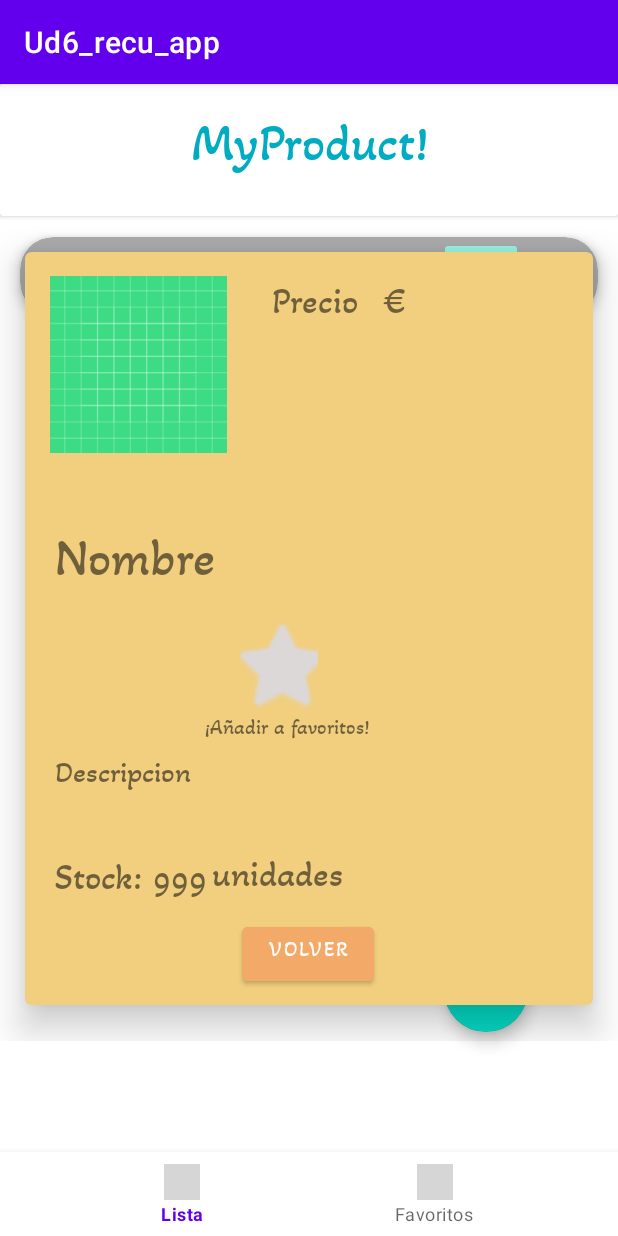
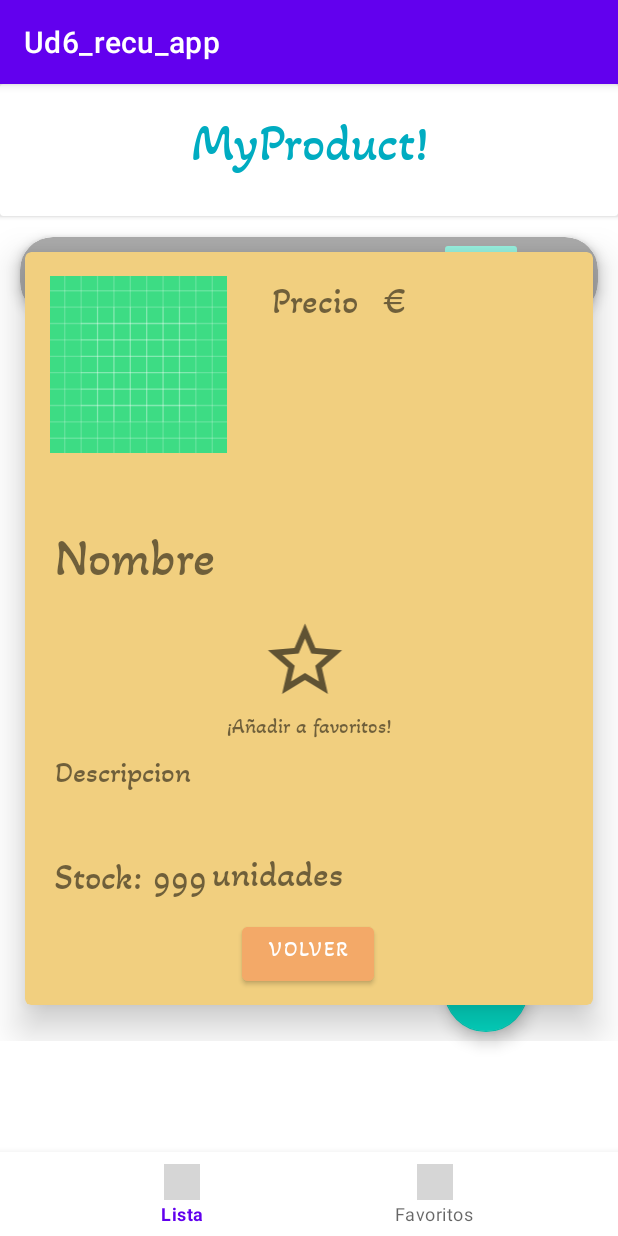
Before and after one commit to canitopai/UD6_App, an Android app: the fragment ProductDetailFragment placed in its activity, on a phone screen of 412 x 824 dp. Run offline under Robolectric (Android 15) with nearby library versions, the phone set to English and light mode, and no system bars; our stand-ins replace Picasso, Room's generated code, navigation-ui; pictures from the network do not load; Roboto replaces fonts that are not available here; 3 statements that could not run were skipped; grey boxes are pictures that could not be loaded.

```diff
--- a/app/src/main/java/com/canitopai/ud6_recu_app/data/database/ProductDAO.kt
+++ b/app/src/main/java/com/canitopai/ud6_recu_app/data/database/ProductDAO.kt
@@ -16,6 +16,8 @@ interface ProductDAO {
  fun delete(product: ProductModel)
  @Query("DELETE FROM Product WHERE Product.name = :productName")
  fun deleteProd(productName: String)
+ @Query("SELECT EXISTS (SELECT 1 FROM Product WHERE Product.name = :productName)")
+ fun exists(productName: String): Boolean
  //@Query("SELECT COUNT(id) FROM Product")
  //fun checkIfEmpty()
 }
--- a/app/src/main/java/com/canitopai/ud6_recu_app/ui/ProductAdapter.kt
+++ b/app/src/main/java/com/canitopai/ud6_recu_app/ui/ProductAdapter.kt
@@ -36,7 +36,7 @@ class ProductAdapter(private val onProductClicked: (ProductItem) -> Unit) :
 
     override fun onBindViewHolder(holder: ViewHolder, position: Int) {
         val prod = getItem(position)
-        if (prod.stock <= 5){
+        if (prod.stock!! <= 5){
             holder.binding.tvWarn.visibility = View.VISIBLE
         }
         holder.binding.tvName.text = prod.name
--- a/app/src/main/java/com/canitopai/ud6_recu_app/ui/ProductDetailFragment.kt
+++ b/app/src/main/java/com/canitopai/ud6_recu_app/ui/ProductDetailFragment.kt
@@ -40,6 +40,7 @@ class ProductDetailFragment : Fragment() {
     override fun onViewCreated(view: View, savedInstanceState: Bundle?) {
         super.onViewCreated(view, savedInstanceState)
         requestData()
+        refreshData()
         binding.btnBack.setOnClickListener {
             val action = ProductDetailFragmentDirections.actionProductDetailFragmentToProductListFragment()
            findNavController().navigate(action)
@@ -50,7 +51,17 @@ class ProductDetailFragment : Fragment() {
     override fun onCreate(savedInstanceState: Bundle?) {
         super.onCreate(savedInstanceState)
     }
+    private fun refreshData(){
+        val exists = db.productDao().exists(binding.tvDtName.text.toString())
+        if(exists == true){
+            binding.btnAddFavo.setImageResource(R.drawable.ic_baseline_star_24)
+        }else{
+            binding.btnAddFavo.setImageResource(R.drawable.ic_baseline_star_border_24)
+        }
+    }
+    private fun ifExist(){
 
+    }
     private fun requestData() {
 
 
@@ -85,9 +96,17 @@ class ProductDetailFragment : Fragment() {
                         null,response.body()?.imageUrl.toString()
                         ,response.body()?.name.toString(),response.body()?.regularPrice.toString().toDouble(),response.body()?.stock.toString().toInt())
 
-                    binding.btnAddFav.setOnClickListener {
-                        db.productDao().add(product)
-                        Toast.makeText(context, "Agregado a Favoritos", Toast.LENGTH_SHORT).show()
+
+                    binding.btnAddFavo.setOnClickListener {
+                        val exists = db.productDao().exists(binding.tvDtName.text.toString())
+                        if(exists == true){
+                            Toast.makeText(context, "Ya existe en favoritos", Toast.LENGTH_SHORT).show()
+                        }else{
+                            db.productDao().add(product)
+                            Toast.makeText(context, "Agregado a Favoritos", Toast.LENGTH_SHORT).show()
+                        }
+
+                        refreshData()
                     }
 
 
@@ -100,6 +119,7 @@ class ProductDetailFragment : Fragment() {
                         .load(response.body()?.imageUrl)
                         .placeholder(R.drawable.ic_launcher_foreground)
                         .into(binding.ivProd)
+                    refreshData()
                     Log.e("Retrofit", "Salió bien")
                 } else {
                     Toast.makeText(context, "400", Toast.LENGTH_SHORT).show()
--- a/app/src/main/java/com/canitopai/ud6_recu_app/ui/ProductFavFragment.kt
+++ b/app/src/main/java/com/canitopai/ud6_recu_app/ui/ProductFavFragment.kt
@@ -34,7 +34,7 @@ class ProductFavFragment : Fragment() {
         get() = _binding!!
 
     private val adapter = ProductAdapter {
-        db.productDao().deleteProd(it.name)
+        it.name?.let { it1 -> db.productDao().deleteProd(it1) }
         //val action = ProductFavFragmentDirections.actionProductFavFragment2ToProductDetailFragment(
           //  it.id
         //)
--- a/app/src/main/java/com/canitopai/ud6_recu_app/ui/ProductListFragment.kt
+++ b/app/src/main/java/com/canitopai/ud6_recu_app/ui/ProductListFragment.kt
@@ -53,7 +53,7 @@ class ProductListFragment : Fragment() {
 
     override fun onViewCreated(view: View, savedInstanceState:Bundle?){
         super.onViewCreated(view, savedInstanceState)
-
+        requestData()
 
         binding.recyclerView.layoutManager = GridLayoutManager(context, 2)
         binding.recyclerView.adapter = adapter
@@ -73,7 +73,7 @@ class ProductListFragment : Fragment() {
             }
 
         }
-        requestData()
+
     }
 
 
--- /dev/null
+++ b/app/src/main/res/drawable/ic_baseline_star_border_24.xml
@@ -0,0 +1,10 @@
+<vector xmlns:android="http://schemas.android.com/apk/res/android"
+    android:width="24dp"
+    android:height="24dp"
+    android:viewportWidth="24"
+    android:viewportHeight="24"
+    android:tint="?attr/colorControlNormal">
+  <path
+      android:fillColor="@android:color/white"
+      android:pathData="M22,9.24l-7.19,-0.62L12,2 9.19,8.63 2,9.24l5.46,4.73L5.82,21 12,17.27 18.18,21l-1.63,-7.03L22,9.24zM12,15.4l-3.76,2.27 1,-4.28 -3.32,-2.88 4.38,-0.38L12,6.1l1.71,4.04 4.38,0.38 -3.32,2.88 1,4.28L12,15.4z"/>
+</vector>
--- a/app/src/main/res/layout/fragment_product_detail.xml
+++ b/app/src/main/res/layout/fragment_product_detail.xml
@@ -204,31 +204,25 @@
                     app:layout_constraintStart_toStartOf="parent"
                     app:layout_constraintTop_toBottomOf="@+id/tvDtStock" />
 
-                <Button
-                    android:id="@+id/btnAddFav"
-                    style="@style/Widget.AppCompat.Button.Borderless"
-                    android:layout_width="75dp"
-                    android:layout_height="64dp"
-                    android:layout_marginStart="120dp"
-                    android:textAlignment="center"
-                    android:textSize="20sp"
-                    app:icon="@android:drawable/btn_star_big_off"
-                    app:iconPadding="0dp"
-                    app:iconSize="70dp"
-                    app:iconTint="#DCD8D8"
-                    app:iconTintMode="src_in"
-                    app:layout_constraintStart_toStartOf="parent"
-                    app:layout_constraintTop_toBottomOf="@+id/tvDtName"
-                    tools:ignore="SpeakableTextPresentCheck" />
-
                 <TextView
                     android:id="@+id/textView"
                     android:layout_width="wrap_content"
                     android:layout_height="wrap_content"
+                    android:layout_marginTop="4dp"
                     android:fontFamily="@font/akaya_telivigala"
                     android:text="¡Añadir a favoritos!"
-                    app:layout_constraintStart_toStartOf="@+id/btnAddFav"
-                    app:layout_constraintTop_toBottomOf="@+id/btnAddFav" />
+                    app:layout_constraintEnd_toEndOf="parent"
+                    app:layout_constraintStart_toStartOf="parent"
+                    app:layout_constraintTop_toBottomOf="@+id/btnAddFavo" />
+
+                <ImageView
+                    android:id="@+id/btnAddFavo"
+                    android:layout_width="64dp"
+                    android:layout_height="59dp"
+                    android:layout_marginStart="20dp"
+                    android:src="@drawable/ic_baseline_star_24"
+                    app:layout_constraintStart_toStartOf="@+id/textView"
+                    app:layout_constraintTop_toBottomOf="@+id/tvDtName" />
             </androidx.constraintlayout.widget.ConstraintLayout>
         </ScrollView>
 
```
Also changed, not shown: app/src/main/java/com/canitopai/ud6_recu_app/data/model/ProductItem.kt (+6 -6 lines), app/src/main/java/com/canitopai/ud6_recu_app/ui/ProductAddFragment.kt (+35 -4 lines).
